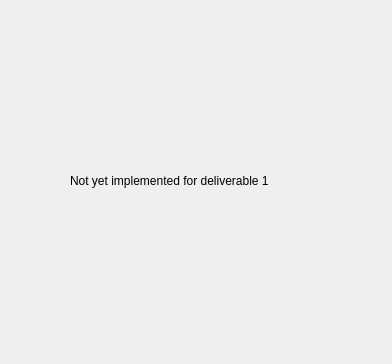
The window that cuACS/postloginclient.ui (cameronhawtin/Animal-Farm-cuACS) describes before a commit, drawn with Qt 5.
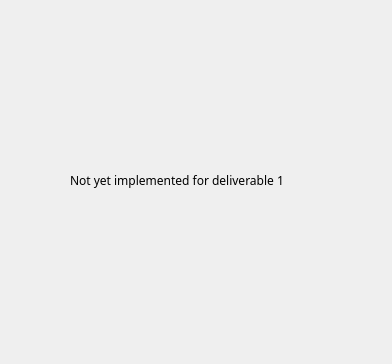
The same window after the commit.

Commit message: added carleton font set dialogs to have carleton font (Egyptienne Roman) set login window to non-resizeable set colours to carleton's (PMS 186 #C8102E 200, 16, 46)

```diff
--- a/cuACS/postloginclient.ui
+++ b/cuACS/postloginclient.ui
@@ -10,6 +10,11 @@
     <height>364</height>
    </rect>
   </property>
+  <property name="font">
+   <font>
+    <family>Egyptienne F</family>
+   </font>
+  </property>
   <property name="windowTitle">
    <string>Dialog</string>
   </property>
```
The commit also changes 5 other files.
